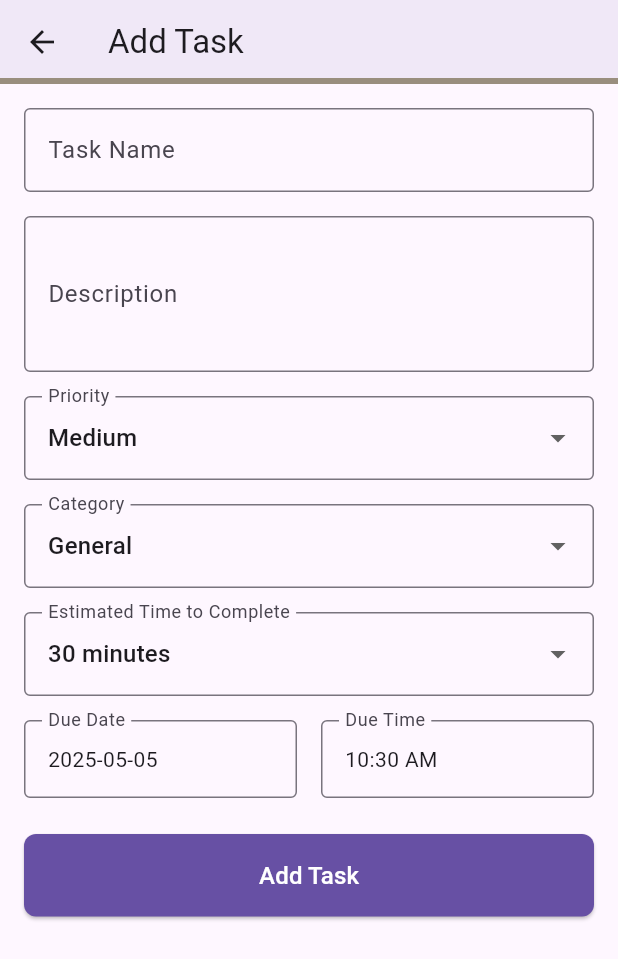
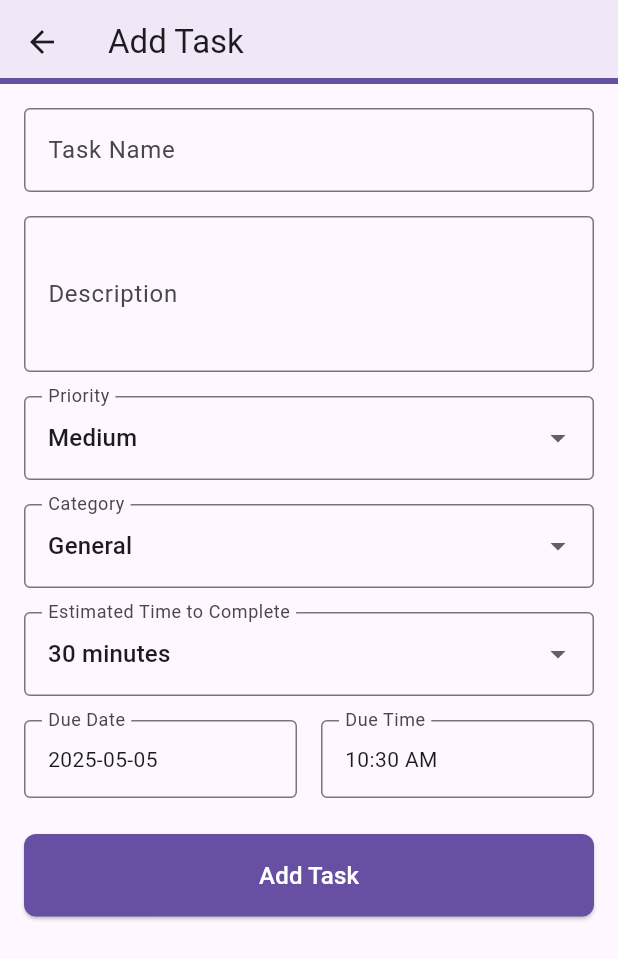
Before and after one commit to vasu-patel-123/Team-HamburgerHelpers-final-Project, a Flutter app: the screen it shows once a user with an empty profile is signed in, item 3 of the bottom bar chosen, on a phone screen of 412 x 824 dp. Shown: the top 959 px of the screen. Run offline on Flutter 3.47's test engine with Material 3 defaults, Android fonts, the phone set to English and light mode, and no system bars; our stand-ins replace firebase_auth, firebase_core, firebase_database, shared_preferences, table_calendar; missing offline and left inert: firebase_app_check; accounts and stored records are empty.

Commit message:
Update AppBar border color to use theme's primary color

```diff
--- a/taskii/lib/pages/add_task/add_task_page.dart
+++ b/taskii/lib/pages/add_task/add_task_page.dart
@@ -159,9 +159,9 @@ class _AddTaskPageState extends State<AddTaskPage> {
   Widget build(BuildContext context) {
     return Scaffold(
       appBar: AppBar(
-        shape: const Border(
+        shape: Border(
           bottom: BorderSide(
-            color: Color.fromARGB(255, 153, 142, 126),
+            color: Theme.of(context).colorScheme.primary,
             width: 4,
           ),
         ),
```
